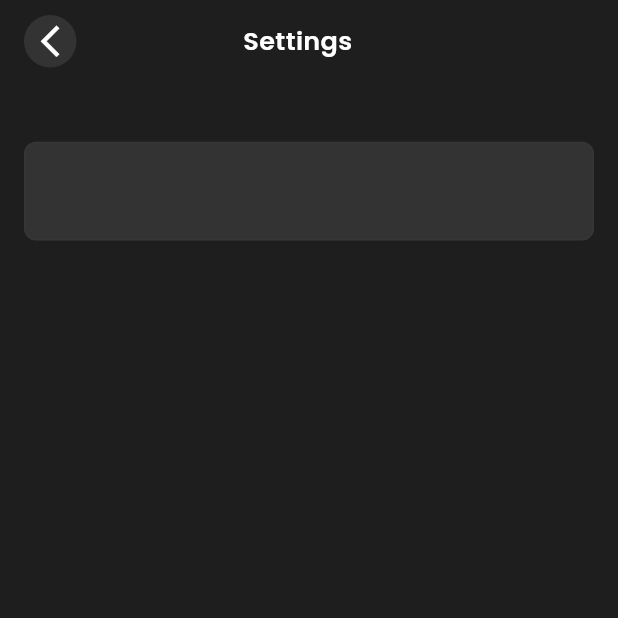
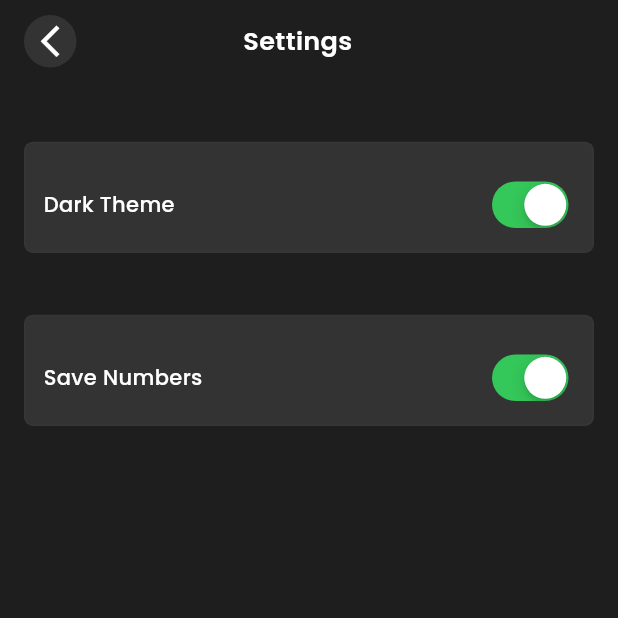
Before and after one commit to monzir3bdo/whatsapp_direct_message, a Flutter app: the screen it shows after launch, on a phone screen of 412 x 824 dp, the top half of it. Run offline on Flutter 3.47's test engine with Material 3 defaults, Android fonts, the phone set to English and light mode, and no system bars; our stand-ins replace gap.

Commit message:
Add Dark Theme Widget & Save Numbers Widget

```diff
--- a/lib/screens/settings_screen.dart
+++ b/lib/screens/settings_screen.dart
@@ -1,7 +1,8 @@
 import 'package:flutter/material.dart';
 import 'package:gap/gap.dart';
 import 'package:whatsapp_direct_message/core/extensions/build_context_extension.dart';
-import 'package:whatsapp_direct_message/widgets/settings/settings_container.dart';
+import 'package:whatsapp_direct_message/widgets/settings/settings_dark_theme_widget.dart';
+import 'package:whatsapp_direct_message/widgets/settings/settings_save_numbers_widget.dart';
 import 'package:whatsapp_direct_message/widgets/settings/settings_title_and_back_button.dart';
 
 class SettingsScreen extends StatelessWidget {
@@ -17,7 +18,9 @@ class SettingsScreen extends StatelessWidget {
             children: [
               const SettingsTitleAndBackButton(),
               Gap(context.height * 0.06),
-              const SettingsContainer(),
+              const SettingsDarkThemeWidget(),
+              Gap(context.height * 0.05),
+              const SettingsSaveNumbersWidget()
             ],
           ),
         ),
--- a/lib/widgets/settings/settings_container.dart
+++ b/lib/widgets/settings/settings_container.dart
@@ -2,21 +2,23 @@ import 'package:flutter/material.dart';
 import 'package:whatsapp_direct_message/core/extensions/build_context_extension.dart';
 
 class SettingsContainer extends StatelessWidget {
-  const SettingsContainer({super.key});
-
+  const SettingsContainer({super.key, this.child});
+  final Widget? child;
   @override
   Widget build(BuildContext context) {
     return Container(
       width: context.width,
-      height: context.height * 0.08,
+      height: context.height * 0.09,
+      padding: const EdgeInsets.only(left: 12, right: 12, top: 10),
       decoration: BoxDecoration(
         color: context.color.containerColor,
-        borderRadius: BorderRadius.circular(8),
+        borderRadius: BorderRadius.circular(6),
         border: Border.all(
           //todo: Change the border to match the theme
           color: const Color(0xff555555).withOpacity(0.1),
         ),
       ),
+      child: child,
     );
   }
 }
--- /dev/null
+++ b/lib/widgets/settings/settings_dark_theme_widget.dart
@@ -0,0 +1,26 @@
+import 'package:flutter/cupertino.dart';
+import 'package:whatsapp_direct_message/core/extensions/build_context_extension.dart';
+import 'package:whatsapp_direct_message/core/extensions/string_extension.dart';
+import 'package:whatsapp_direct_message/core/theme/app_text_styels.dart';
+import 'package:whatsapp_direct_message/widgets/settings/settings_container.dart';
+
+class SettingsDarkThemeWidget extends StatelessWidget {
+  const SettingsDarkThemeWidget({super.key});
+
+  @override
+  Widget build(BuildContext context) {
+    return SettingsContainer(
+      child: Row(
+        mainAxisAlignment: MainAxisAlignment.spaceBetween,
+        children: [
+          Text(
+            'Dark Theme'.hardCoded,
+            style:
+                AppTextStyles.medium14.copyWith(color: context.color.textColor),
+          ),
+          CupertinoSwitch(value: true, onChanged: (value) {}),
+        ],
+      ),
+    );
+  }
+}
--- /dev/null
+++ b/lib/widgets/settings/settings_save_numbers_widget.dart
@@ -0,0 +1,27 @@
+import 'package:flutter/cupertino.dart';
+import 'package:whatsapp_direct_message/core/extensions/build_context_extension.dart';
+import 'package:whatsapp_direct_message/core/extensions/string_extension.dart';
+import 'package:whatsapp_direct_message/core/theme/app_text_styels.dart';
+import 'package:whatsapp_direct_message/widgets/settings/settings_container.dart';
+
+class SettingsSaveNumbersWidget extends StatelessWidget {
+  const SettingsSaveNumbersWidget({super.key});
+
+  @override
+  Widget build(BuildContext context) {
+    return SettingsContainer(
+      child: Row(
+        mainAxisAlignment: MainAxisAlignment.spaceBetween,
+        children: [
+          Text(
+            'Save Numbers'.hardCoded,
+            style:
+                AppTextStyles.medium14.copyWith(color: context.color.textColor),
+          ),
+          CupertinoSwitch(value: true, onChanged: (value) {}),
+        ],
+      ),
+    );
+    ;
+  }
+}
```
